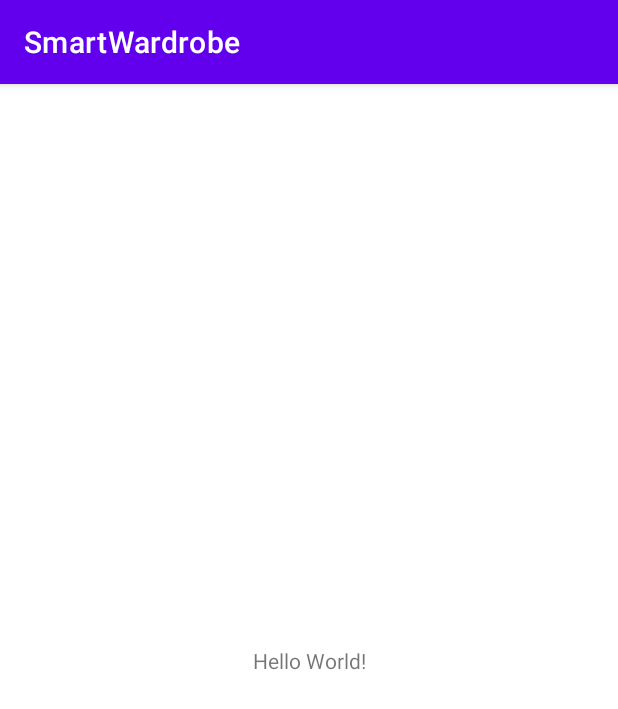
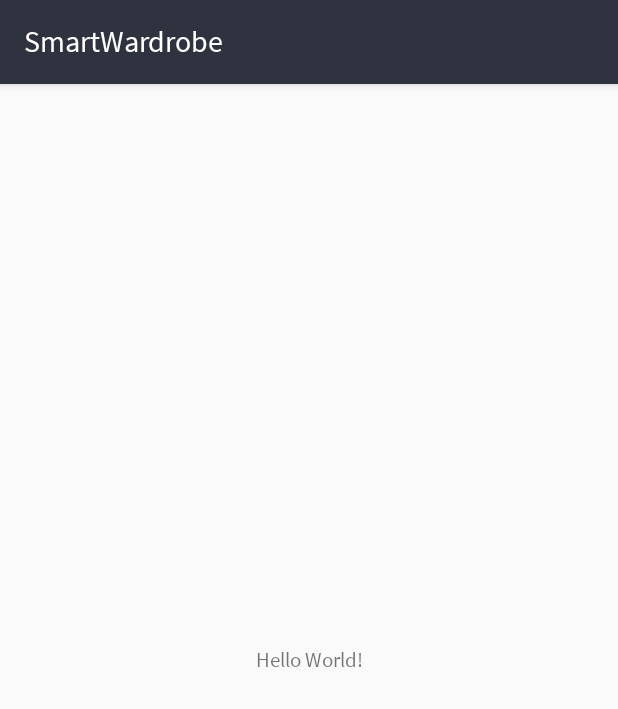
Before and after one commit to akerimtay/smart-look-app-android, an Android app: the screen it shows after launch (MainActivity), on a phone screen of 412 x 824 dp. Shown: the top 709 px of the screen. Run offline under Robolectric (Android 15) with nearby library versions, the phone set to English and light mode, and no system bars; our stand-ins replace Timber.

Commit message:
styling application

```diff
--- a/app/src/main/AndroidManifest.xml
+++ b/app/src/main/AndroidManifest.xml
@@ -1,18 +1,22 @@
 <?xml version="1.0" encoding="utf-8"?>
 <manifest xmlns:android="http://schemas.android.com/apk/res/android"
+    xmlns:tools="http://schemas.android.com/tools"
     package="com.akerimtay.smartwardrobe">
 
+    <uses-permission android:name="android.permission.INTERNET" />
+
     <application
+        android:name=".App"
         android:allowBackup="true"
         android:icon="@mipmap/ic_launcher"
         android:label="@string/app_name"
         android:roundIcon="@mipmap/ic_launcher_round"
         android:supportsRtl="true"
-        android:theme="@style/Theme.SmartWardrobe">
+        android:theme="@style/AppTheme"
+        tools:ignore="AllowBackup">
         <activity android:name=".MainActivity">
             <intent-filter>
                 <action android:name="android.intent.action.MAIN" />
-
                 <category android:name="android.intent.category.LAUNCHER" />
             </intent-filter>
         </activity>
--- a/app/src/main/res/values-night/themes.xml
+++ /dev/null
@@ -1,16 +0,0 @@
-<resources xmlns:tools="http://schemas.android.com/tools">
-    <!-- Base application theme. -->
-    <style name="Theme.SmartWardrobe" parent="Theme.MaterialComponents.DayNight.DarkActionBar">
-        <!-- Primary brand color. -->
-        <item name="colorPrimary">@color/purple_200</item>
-        <item name="colorPrimaryVariant">@color/purple_700</item>
-        <item name="colorOnPrimary">@color/black</item>
-        <!-- Secondary brand color. -->
-        <item name="colorSecondary">@color/teal_200</item>
-        <item name="colorSecondaryVariant">@color/teal_200</item>
-        <item name="colorOnSecondary">@color/black</item>
-        <!-- Status bar color. -->
-        <item name="android:statusBarColor" tools:targetApi="l">?attr/colorPrimaryVariant</item>
-        <!-- Customize your theme here. -->
-    </style>
-</resources>
--- a/app/src/main/res/values/colors.xml
+++ b/app/src/main/res/values/colors.xml
@@ -1,10 +1,6 @@
 <?xml version="1.0" encoding="utf-8"?>
 <resources>
-    <color name="purple_200">#FFBB86FC</color>
-    <color name="purple_500">#FF6200EE</color>
-    <color name="purple_700">#FF3700B3</color>
-    <color name="teal_200">#FF03DAC5</color>
-    <color name="teal_700">#FF018786</color>
-    <color name="black">#FF000000</color>
-    <color name="white">#FFFFFFFF</color>
+    <color name="colorPrimary">#2F323F</color>
+    <color name="colorPrimaryDark">#20222C</color>
+    <color name="colorAccent">#FFFFFF</color>
 </resources>
--- a/app/src/main/res/values/themes.xml
+++ b/app/src/main/res/values/themes.xml
@@ -1,16 +1,11 @@
 <resources xmlns:tools="http://schemas.android.com/tools">
-    <!-- Base application theme. -->
-    <style name="Theme.SmartWardrobe" parent="Theme.MaterialComponents.DayNight.DarkActionBar">
-        <!-- Primary brand color. -->
-        <item name="colorPrimary">@color/purple_500</item>
-        <item name="colorPrimaryVariant">@color/purple_700</item>
-        <item name="colorOnPrimary">@color/white</item>
-        <!-- Secondary brand color. -->
-        <item name="colorSecondary">@color/teal_200</item>
-        <item name="colorSecondaryVariant">@color/teal_700</item>
-        <item name="colorOnSecondary">@color/black</item>
-        <!-- Status bar color. -->
-        <item name="android:statusBarColor" tools:targetApi="l">?attr/colorPrimaryVariant</item>
-        <!-- Customize your theme here. -->
+
+    <style name="AppTheme" parent="Theme.MaterialComponents.Light.DarkActionBar.Bridge">
+        <item name="colorPrimary">@color/colorPrimary</item>
+        <item name="colorPrimaryDark">@color/colorPrimaryDark</item>
+        <item name="colorAccent">@color/colorAccent</item>
+        <item name="android:fontFamily">@font/source_sans_pro</item>
+        <item name="android:statusBarColor" tools:targetApi="l">@color/colorPrimaryDark</item>
     </style>
+
 </resources>
```
Also changed, not shown: app/src/main/res/font/source_sans_pro.ttf (added).
